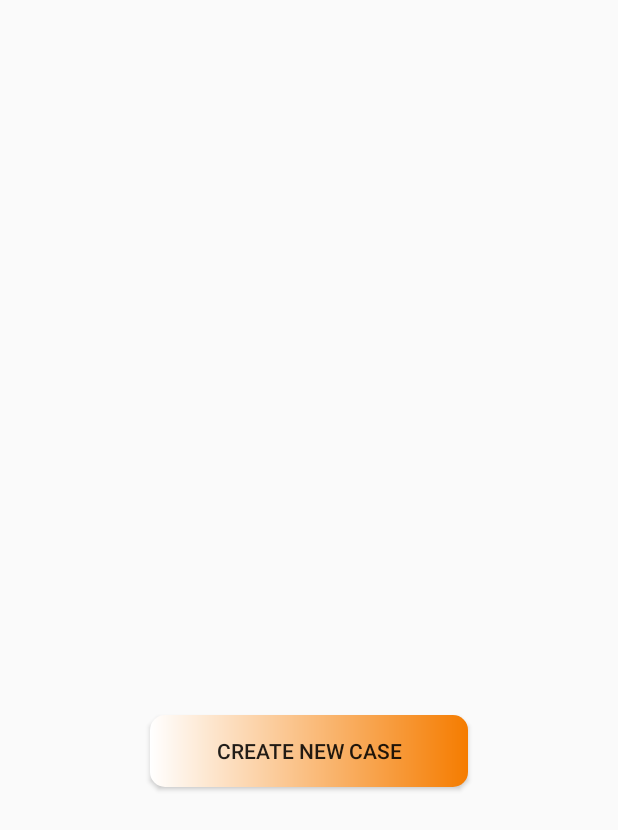
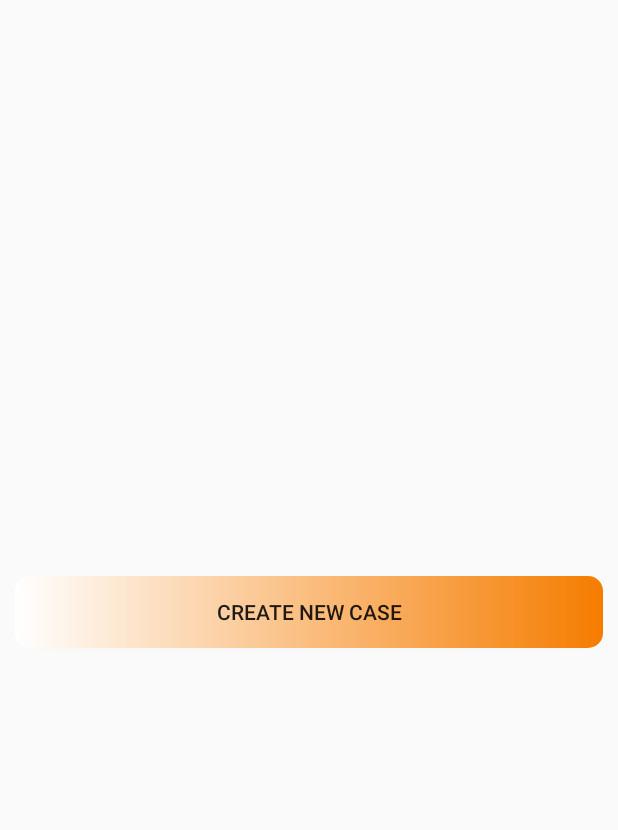
Before and after one commit to NilayPande/D_Fir_Login, an Android app: the SearchActivity screen opened directly, with no data from a screen before it, on a phone screen of 412 x 824 dp. Shown: the top 830 px of the screen. Run offline under Robolectric (Android 15) with nearby library versions, the phone set to English and light mode, and no system bars; our stand-ins replace Firebase (no records; nobody signed in at launch, a user with empty details on screens opened directly).

Commit message:
Search xml resolved

```diff
--- a/DFIR_FinalBuild/app/src/main/res/layout/activity_new_case.xml
+++ b/DFIR_FinalBuild/app/src/main/res/layout/activity_new_case.xml
@@ -100,7 +100,7 @@
         android:layout_marginEnd="40dp"
         android:layout_marginRight="40dp"
         android:layout_marginBottom="134dp"
-        android:background="@drawable/back"
+        android:background="@drawable/bag"
         android:text="Add Case"
         android:textAllCaps="false" />
 
--- a/DFIR_FinalBuild/app/src/main/res/layout/activity_search.xml
+++ b/DFIR_FinalBuild/app/src/main/res/layout/activity_search.xml
@@ -20,7 +20,7 @@
     <androidx.recyclerview.widget.RecyclerView
         android:id="@+id/recyclerView"
         android:layout_width="match_parent"
-        android:layout_height="366dp"
+        android:layout_height="363dp"
         android:layout_margin="5dp"
         app:layoutManager="androidx.recyclerview.widget.LinearLayoutManager" />
 
@@ -28,9 +28,8 @@
         android:id="@+id/btnCreateNewCase"
         android:layout_width="match_parent"
         android:layout_height="wrap_content"
-        android:layout_margin="100dp"
-        android:text="Create new Case"
+        android:layout_margin="10dp"
         android:background="@drawable/bag"
-        />
+        android:text="Create new Case" />
 
 </LinearLayout>
```
